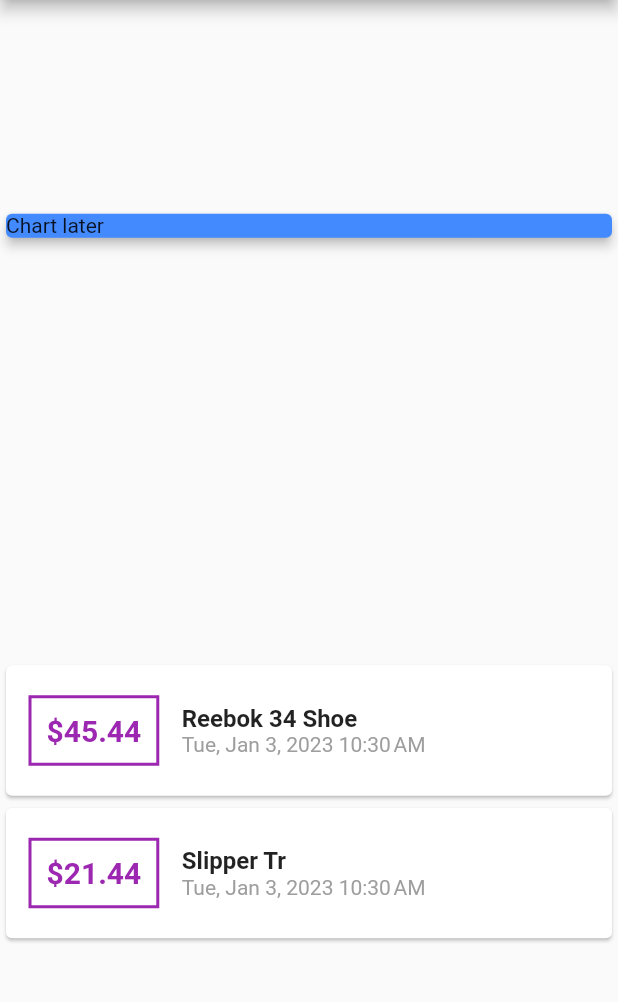
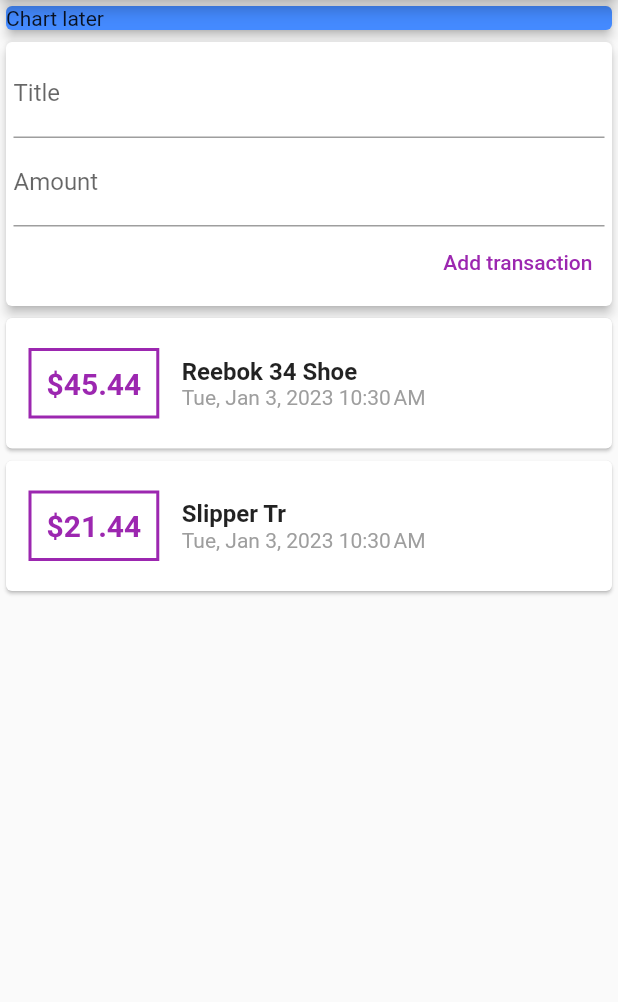
Before and after one commit to av1v3k/learn_flutter, a Flutter app: the screen it shows after launch, on a phone screen of 412 x 824 dp, the part 84-1086 px from its top. Run offline on Flutter 3.47's test engine with Material 2 defaults, Android fonts, the phone set to English and light mode, and no system bars.

Commit message:
reviewed app; removed title in material app;

```diff
--- a/expense_app/lib/main.dart
+++ b/expense_app/lib/main.dart
@@ -12,7 +12,7 @@
 
   @override
   Widget build(BuildContext context) {
-    return MaterialApp(title: 'My Expense App', home: MyHomePage());
+    return MaterialApp(home: MyHomePage());
   }
 }
 
@@ -34,7 +34,7 @@
           centerTitle: true,
         ),
         body: Column(
-          mainAxisAlignment: MainAxisAlignment.spaceAround,
+          mainAxisAlignment: MainAxisAlignment.start,
           crossAxisAlignment: CrossAxisAlignment.stretch,
           children: <Widget>[
             Container(
@@ -43,6 +43,27 @@
                 color: Colors.blueAccent,
                 elevation: 3,
                 child: Text('Chart later'),
+              ),
+            ),
+            Card(
+              elevation: 3,
+              child: Container(
+                padding: const EdgeInsets.all(5),
+                child: Column(
+                  crossAxisAlignment: CrossAxisAlignment.end,
+                  children: const <Widget>[
+                    TextField(
+                      decoration: InputDecoration(labelText: 'Title'),
+                    ),
+                    TextField(
+                      decoration: InputDecoration(labelText: 'Amount'),
+                    ),
+                    TextButton(
+                      onPressed: null,
+                      child: Text('Add transaction', style: TextStyle(color: Colors.purple),),
+                    )
+                  ],
+                ),
               ),
             ),
             Column(
```
